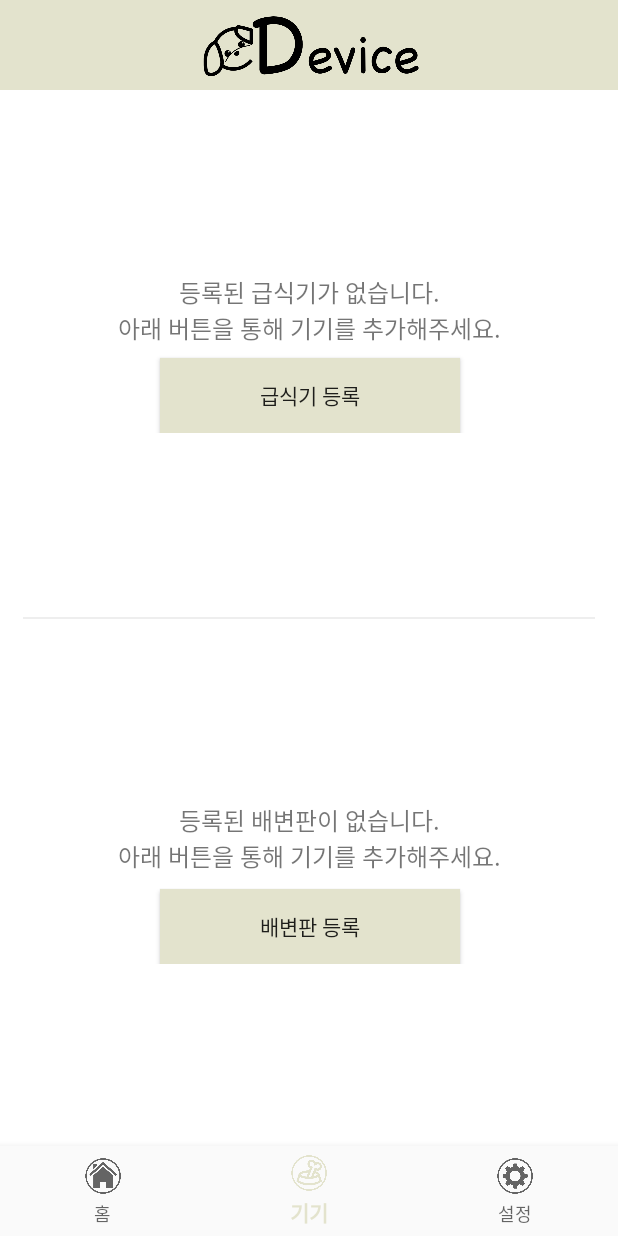
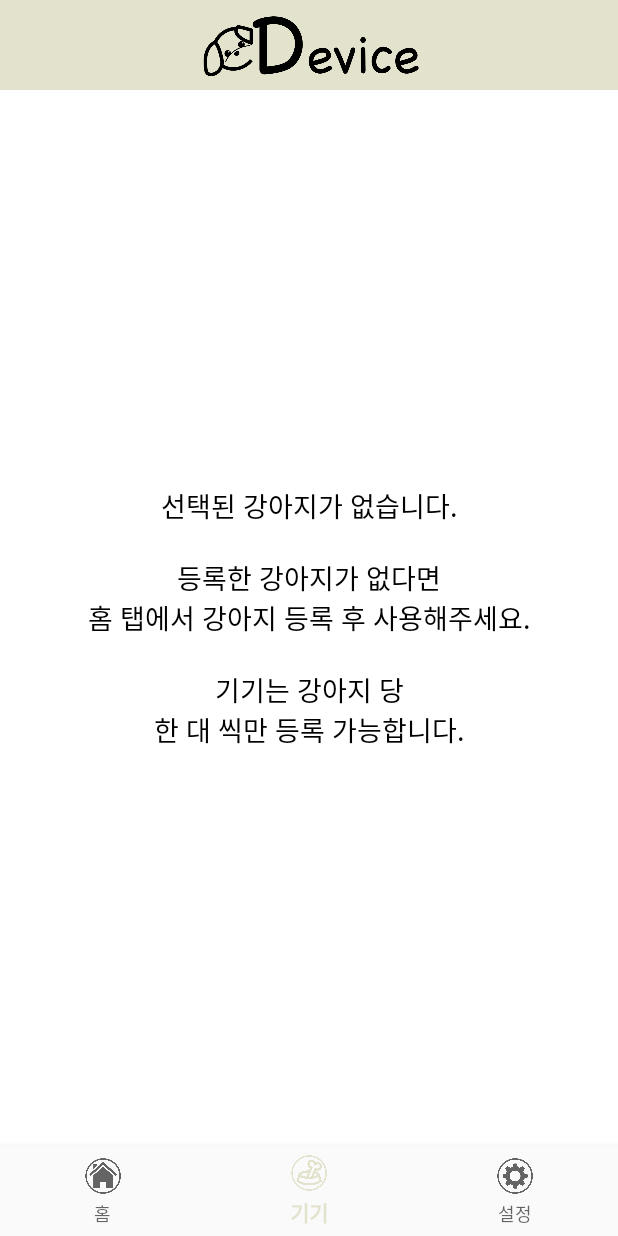
Before and after one commit to teampk/petcomm, an Android app: the FragmentHome screen opened directly, with no data from a screen before it, item 2 of the bottom bar chosen, on a phone screen of 412 x 824 dp. Run offline under Robolectric (Android 15) with nearby library versions, the phone set to English and light mode, and no system bars; our stand-ins replace data binding.

Commit message:
레이아웃 수정

```diff
--- a/PetComm/app/src/main/java/com/example/petcomm/FragmentDevice.java
+++ b/PetComm/app/src/main/java/com/example/petcomm/FragmentDevice.java
@@ -15,6 +15,7 @@ import android.widget.ArrayAdapter;
 import android.widget.Toast;
 
 import com.example.petcomm.databinding.FragmentDeviceBinding;
+import com.example.petcomm.model.Dog;
 
 import java.util.ArrayList;
 import java.lang.Math;
@@ -27,7 +28,9 @@ public class FragmentDevice extends Fragment {
     boolean existFeeder = false;
     boolean existToilet = false;
     ArrayList<String> settingFeeder;
+    private DBHelper dbHelper;
     private SharedPreferences mSharedPreferences;
+    private int selectedDogId;
 
     @Override
     public void onCreate(@Nullable Bundle savedInstanceState) {
@@ -40,10 +43,20 @@ public class FragmentDevice extends Fragment {
         binding = DataBindingUtil.inflate(inflater, R.layout.fragment_device, container, false);
         final View mView = binding.getRoot();
         binding.setFragmentDevice(this);
+        dbHelper = new DBHelper(getContext(), "PetComm.db", null, 1);
         mSharedPreferences = PreferenceManager.getDefaultSharedPreferences(getContext());
 
+        selectedDogId = mSharedPreferences.getInt(Constants.DOG, 0);
+        if (selectedDogId == 0){
+            binding.llDogFalse.setVisibility(View.VISIBLE);
+            binding.llDogTrue.setVisibility(View.GONE);
 
-        setVisible();
+        }else{
+            binding.llDogFalse.setVisibility(View.GONE);
+            binding.llDogTrue.setVisibility(View.VISIBLE);
+            setVisible();
+        }
+
         return mView;
     }
 
@@ -52,24 +65,14 @@ public class FragmentDevice extends Fragment {
         super.onResume();
     }
 
-    public void setExistDevice(){
-        if(existFeeder){
-            binding.clEmptyFeeder.setVisibility(View.GONE);
-            binding.clExistFeeder.setVisibility(View.VISIBLE);
-        }else{
-            binding.clEmptyFeeder.setVisibility(View.VISIBLE);
-            binding.clExistFeeder.setVisibility(View.GONE);
-        }
-        if(existToilet){
-            binding.clEmptyToilet.setVisibility(View.GONE);
-            binding.clExistToilet.setVisibility(View.VISIBLE);
-        }else{
-            binding.clEmptyToilet.setVisibility(View.VISIBLE);
-            binding.clExistToilet.setVisibility(View.GONE);
-        }
+    private boolean existDevice(String deviceId){
+        return !deviceId.equals("");
     }
 
     public void setVisible(){
+        Dog selectedDog = dbHelper.getDogById(selectedDogId);
+        existFeeder = existDevice(selectedDog.feederId);
+        existToilet = existDevice(selectedDog.toiletId);
         setExistDevice();
 
 
@@ -91,7 +94,7 @@ public class FragmentDevice extends Fragment {
                         break;
                     case 1:
 
-                        Toast.makeText(getContext(), mSharedPreferences.getInt(Constants.DOG, 0), Toast.LENGTH_SHORT).show();
+                        Toast.makeText(getContext(), String.valueOf(mSharedPreferences.getInt(Constants.DOG, 0)), Toast.LENGTH_SHORT).show();
                         break;
 
                     case 2:
@@ -163,6 +166,23 @@ public class FragmentDevice extends Fragment {
         }
     }
 
+    public void setExistDevice(){
+        if(existFeeder){
+            binding.clEmptyFeeder.setVisibility(View.GONE);
+            binding.clExistFeeder.setVisibility(View.VISIBLE);
+        }else{
+            binding.clEmptyFeeder.setVisibility(View.VISIBLE);
+            binding.clExistFeeder.setVisibility(View.GONE);
+        }
+        if(existToilet){
+            binding.clEmptyToilet.setVisibility(View.GONE);
+            binding.clExistToilet.setVisibility(View.VISIBLE);
+        }else{
+            binding.clEmptyToilet.setVisibility(View.VISIBLE);
+            binding.clExistToilet.setVisibility(View.GONE);
+        }
+    }
+
 
 
 
--- a/PetComm/app/src/main/java/com/example/petcomm/RegisterDogActivity.java
+++ b/PetComm/app/src/main/java/com/example/petcomm/RegisterDogActivity.java
@@ -33,14 +33,12 @@ public class RegisterDogActivity extends AppCompatActivity {
         mSharedPreferences = PreferenceManager.getDefaultSharedPreferences(this);
         mEmail = mSharedPreferences.getString(Constants.EMAIL, "");
 
-
         binding.rgGender.setOnCheckedChangeListener(new RadioGroup.OnCheckedChangeListener() {
             @Override
             public void onCheckedChanged(RadioGroup group, int checkedId) {
                 switch(checkedId){
                     case R.id.rb_male:
                         gender = "male";
-
                     case R.id.rb_female:
                         gender = "female";
 
@@ -55,7 +53,9 @@ public class RegisterDogActivity extends AppCompatActivity {
         if(checkRegister()){
 
             dbHelper.addDog(binding.etName.getText().toString(), gender, "진돗개", "19951114", binding.etWeight.getText().toString(), mEmail, "", "");
-
+            SharedPreferences.Editor mEditor = mSharedPreferences.edit();
+            mEditor.putInt(Constants.DOG, dbHelper.getHightestDogId());
+            mEditor.apply();
             Toast.makeText(this, "강아지가 등록되었습니다.", Toast.LENGTH_SHORT).show();
             finish();
         }
--- a/PetComm/app/src/main/res/layout/fragment_device.xml
+++ b/PetComm/app/src/main/res/layout/fragment_device.xml
@@ -45,7 +45,27 @@
 
         </android.support.constraint.ConstraintLayout>
 
+        <android.support.constraint.ConstraintLayout
+            android:id="@+id/ll_dog_false"
+            android:visibility="gone"
+            android:layout_width="match_parent"
+            android:layout_height="match_parent">
+
+            <TextView
+                android:layout_width="match_parent"
+                android:layout_height="match_parent"
+                android:text="@string/tv_device_empty_total"
+                android:textSize="18sp"
+                android:textColor="@color/colorBlack"
+                android:gravity="center"
+
+                />
+
+
+        </android.support.constraint.ConstraintLayout>
+
         <LinearLayout
+            android:id="@+id/ll_dog_true"
             android:layout_width="match_parent"
             android:layout_height="match_parent"
             android:orientation="vertical">
--- a/PetComm/app/src/main/res/values/strings.xml
+++ b/PetComm/app/src/main/res/values/strings.xml
@@ -100,6 +100,7 @@
 
     <string name="tv_empty_dog">강아지가 선택되지 않았습니다.</string>
     <string name="tv_unselected_dog">강아지를 선택해주세요.</string>
+    <string name="tv_device_empty_total">선택된 강아지가 없습니다.\n\n등록한 강아지가 없다면\n홈 탭에서 강아지 등록 후 사용해주세요.\n\n기기는 강아지 당\n한 대 씩만 등록 가능합니다.</string>
 
     <string name="desc_lang_kor">Language Korean</string>
     <string name="desc_icon">Icon PetComm</string>
```
Also changed, not shown: PetComm/app/src/main/java/com/example/petcomm/DBHelper.java (+9 -0 lines), PetComm/app/src/main/java/com/example/petcomm/DogProfileAcitivty.java (+11 -5 lines), PetComm/app/src/main/java/com/example/petcomm/FragmentHome.java (+15 -14 lines), PetComm/app/src/main/res/layout/fragment_home.xml (+12 -13 lines).
